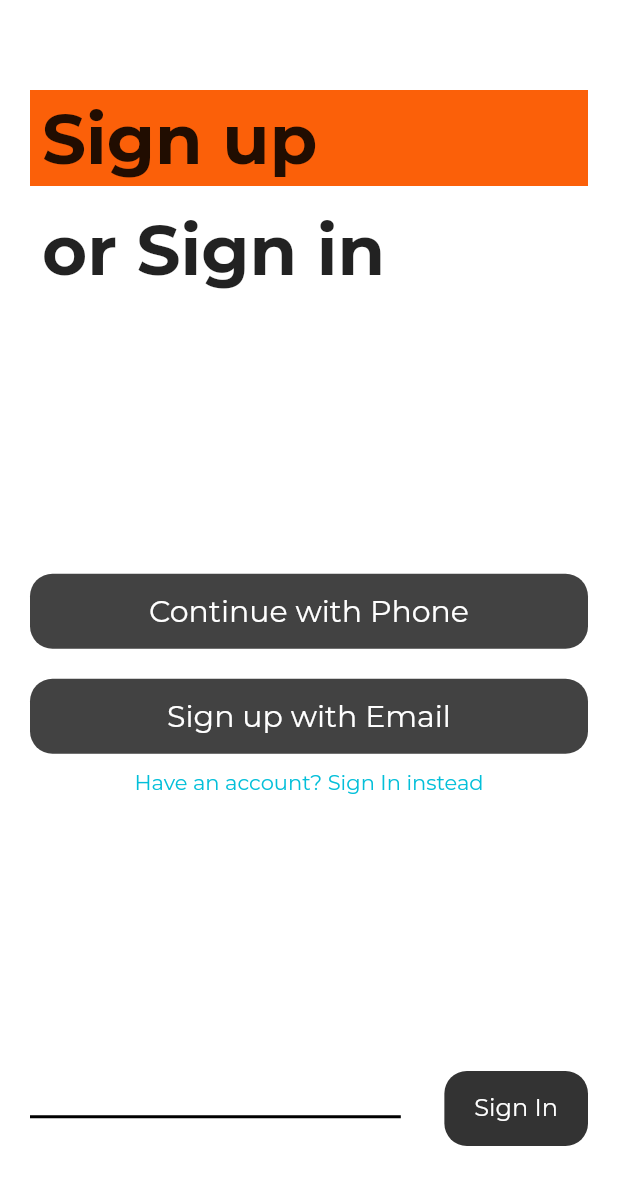
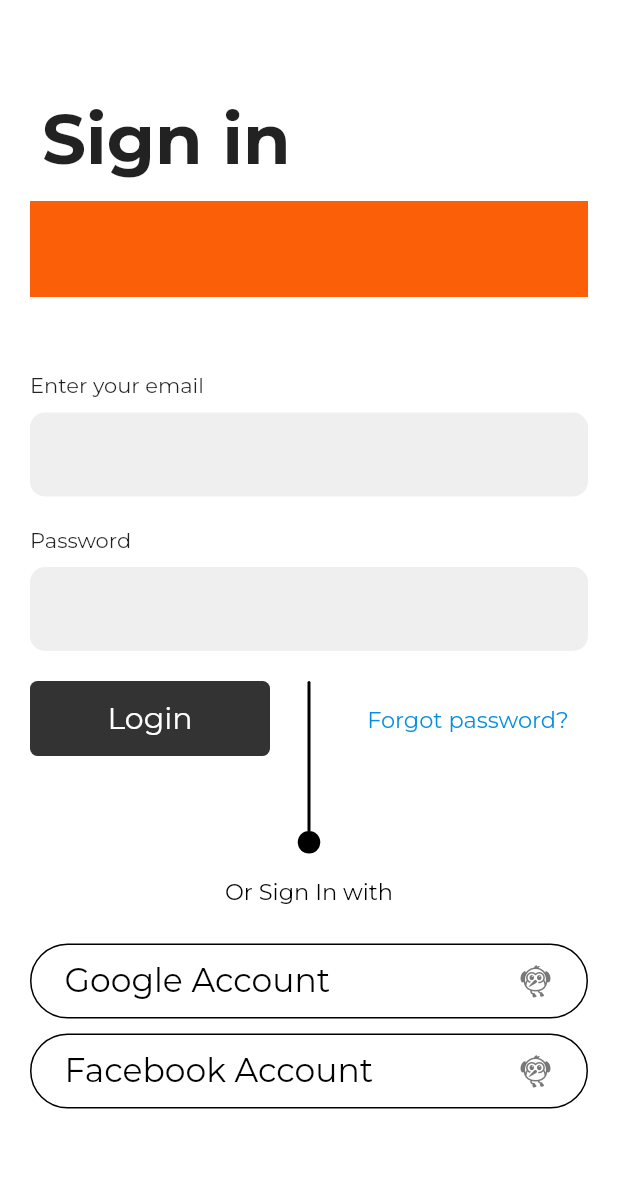
Before and after one commit to abdisaongithub/dating_app, a Flutter app: the SignUpOrSignInScreen screen opened by its route, after a tap on "Sign In", on a phone screen of 412 x 824 dp. Shown: the top 1185 px of the screen. Run offline on Flutter 3.47's test engine with Material 2 defaults, Android fonts, the phone set to English and light mode, and no system bars; our stand-ins replace dio, firebase_auth, firebase_core, firebase_messaging, flutter_bloc, flutter_dotenv and 11 more; missing offline and left inert: universal_html, workmanager; accounts and stored records are empty.

Commit message:
added dign in screen

```diff
--- a/lib/app.dart
+++ b/lib/app.dart
@@ -8,6 +8,7 @@ import 'package:get_it/get_it.dart';
 import 'package:provider/provider.dart';
 import 'package:shared_preferences/shared_preferences.dart';
 import 'common/language/language_cubit.dart';
+import 'features/auth/sign_in_screen.dart';
 import 'features/onboarding_screen.dart';
 import 'features/splash_screen.dart';
 import 'network/client.dart';
@@ -96,6 +97,7 @@ class _DatingAppState extends State<DatingApp> {
               SignUpOrSignInScreen.id: (context) => const SignUpOrSignInScreen(),
               SignUpWithEmailScreen.id: (context) => const SignUpWithEmailScreen(),
               SignUpWithPhoneScreen.id: (context) => const SignUpWithPhoneScreen(),
+              SignInScreen.id: (context) => const SignInScreen(),
             },
             locale: state,
             localizationsDelegates: const [
--- /dev/null
+++ b/lib/features/auth/sign_in_screen.dart
@@ -0,0 +1,261 @@
+import 'package:flutter/material.dart';
+
+import '../../common/widgets/big_text.dart';
+
+class SignInScreen extends StatefulWidget {
+  static String id = 'SignInScreen';
+  const SignInScreen({Key? key}) : super(key: key);
+
+  @override
+  _SignInScreenState createState() => _SignInScreenState();
+}
+
+class _SignInScreenState extends State<SignInScreen> {
+  TextEditingController emailController = TextEditingController();
+
+  @override
+  Widget build(BuildContext context) {
+    return Scaffold(
+      body: SingleChildScrollView(
+        scrollDirection: Axis.vertical,
+        child: Container(
+          width: MediaQuery.sizeOf(context).width,
+          height: MediaQuery.sizeOf(context).height,
+          padding: const EdgeInsets.symmetric(
+            horizontal: 20,
+            vertical: 10,
+          ),
+          child: Column(
+            mainAxisAlignment: MainAxisAlignment.start,
+            crossAxisAlignment: CrossAxisAlignment.start,
+            children: [
+              const SizedBox(height: 50),
+              const BigText(
+                text: 'Sign in',
+                fontSize: 46,
+                orangeBackground: false,
+              ),
+              const SizedBox(height: 10),
+              const BigText(
+                text: '',
+                fontSize: 46,
+                // orangeBackground: false,
+              ),
+              const SizedBox(height: 50),
+              const Text('Enter your email'),
+              const SizedBox(height: 10),
+              Container(
+                padding: const EdgeInsets.symmetric(
+                  horizontal: 12,
+                  vertical: 4,
+                ),
+                decoration: BoxDecoration(
+                  color: const Color.fromRGBO(195, 195, 195, 0.27),
+                  borderRadius: BorderRadius.circular(10),
+                ),
+                child: TextFormField(
+                  controller: emailController,
+                  decoration: const InputDecoration(
+                    border: InputBorder.none,
+                  ),
+                ),
+              ),
+              const SizedBox(height: 20),
+              const Text('Password'),
+              const SizedBox(height: 10),
+              Container(
+                padding: const EdgeInsets.symmetric(
+                  horizontal: 12,
+                  vertical: 4,
+                ),
+                decoration: BoxDecoration(
+                  color: const Color.fromRGBO(195, 195, 195, 0.27),
+                  borderRadius: BorderRadius.circular(10),
+                ),
+                child: TextFormField(
+                  controller: emailController,
+                  obscureText: true,
+                  decoration: const InputDecoration(
+                    border: InputBorder.none,
+                  ),
+                ),
+              ),
+              const SizedBox(height: 20),
+              Row(
+                crossAxisAlignment: CrossAxisAlignment.start,
+                mainAxisAlignment: MainAxisAlignment.spaceBetween,
+                children: [
+                  Container(
+                    width: 160,
+                    height: 50,
+                    padding: const EdgeInsets.symmetric(
+                      horizontal: 12,
+                      vertical: 4,
+                    ),
+                    decoration: BoxDecoration(
+                      color: const Color.fromRGBO(0, 0, 0, 0.8),
+                      borderRadius: BorderRadius.circular(5),
+                    ),
+                    child: const Center(
+                      child: Text(
+                        'Login',
+                        style: TextStyle(
+                          color: Colors.white,
+                          fontSize: 20,
+                        ),
+                      ),
+                    ),
+                  ),
+                  Column(
+                    mainAxisAlignment: MainAxisAlignment.start,
+                    crossAxisAlignment: CrossAxisAlignment.center,
+                    children: <Widget>[
+                      Center(
+                        child: AnimatedContainer(
+                          width: 2,
+                          height: 100,
+                          decoration: const BoxDecoration(
+                            color: Colors.black,
+                            borderRadius: BorderRadius.only(
+                              topLeft: Radius.circular(20),
+                              topRight: Radius.circular(20),
+                            ),
+                          ),
+                          duration: const Duration(
+                            milliseconds: 300,
+                          ),
+                        ),
+                      ),
+                      Center(
+                        child: AnimatedContainer(
+                          width: 15,
+                          height: 15,
+                          decoration: BoxDecoration(
+                            color: Colors.black,
+                            borderRadius: BorderRadius.circular(20),
+                          ),
+                          duration: const Duration(
+                            milliseconds: 300,
+                          ),
+                        ),
+                      ),
+                    ],
+                  ),
+                  Container(
+                    width: 160,
+                    height: 50,
+                    padding: const EdgeInsets.symmetric(
+                      horizontal: 12,
+                      vertical: 4,
+                    ),
+                    decoration: const BoxDecoration(
+                      // color: Color.fromRGBO(0, 0, 0, 0.8),
+                      // borderRadius: BorderRadius.circular(5),
+                    ),
+                    child: const Center(
+                      child: Text(
+                        'Forgot password?',
+                        style: TextStyle(
+                          color: Color(0xFF058FDD),
+                          fontSize: 15,
+                        ),
+                      ),
+                    ),
+                  ),
+                ],
+              ),
+              const SizedBox(height: 0),
+              Center(
+                child: Container(
+                  width: 160,
+                  height: 50,
+                  padding: const EdgeInsets.symmetric(
+                    horizontal: 12,
+                    vertical: 4,
+                  ),
+                  decoration: const BoxDecoration(
+                    // color: Color.fromRGBO(0, 0, 0, 0.8),
+                    // borderRadius: BorderRadius.circular(5),
+                  ),
+                  child: const Center(
+                    child: Text(
+                      'Or Sign In with',
+                      style: TextStyle(
+                        color: Colors.black,
+                        fontSize: 15,
+                      ),
+                    ),
+                  ),
+                ),
+              ),
+              const SizedBox(height: 10),
+              Center(
+                child: Container(
+                  // width: 160,
+                  height: 50,
+                  padding: const EdgeInsets.symmetric(
+                    horizontal: 12,
+                    vertical: 4,
+                  ),
+                  decoration: BoxDecoration(
+                    // color: Color.fromRGBO(0, 0, 0, 0.8),
+                    borderRadius: BorderRadius.circular(50),
+                    border: Border.all(color: Colors.black),
+                  ),
+                  child: const Row(
+                    mainAxisAlignment: MainAxisAlignment.spaceBetween,
+                    children: [
+                      SizedBox(width: 10,),
+                      Text(
+                        'Google Account',
+                        style: TextStyle(
+                          color: Colors.black,
+                          fontSize: 22,
+                        ),
+                      ),
+                      Expanded(child: SizedBox(),),
+                      Icon(Icons.flutter_dash,),
+                      SizedBox(width: 10,),
+                    ],
+                  ),
+                ),
+              ),
+              const SizedBox(height: 10),
+              Center(
+                child: Container(
+                  // width: 160,
+                  height: 50,
+                  padding: const EdgeInsets.symmetric(
+                    horizontal: 12,
+                    vertical: 4,
+                  ),
+                  decoration: BoxDecoration(
+                    // color: Color.fromRGBO(0, 0, 0, 0.8),
+                    borderRadius: BorderRadius.circular(50),
+                    border: Border.all(color: Colors.black),
+                  ),
+                  child: const Row(
+                    mainAxisAlignment: MainAxisAlignment.spaceBetween,
+                    children: [
+                      SizedBox(width: 10,),
+                      Text(
+                        'Facebook Account',
+                        style: TextStyle(
+                          color: Colors.black,
+                          fontSize: 22,
+                        ),
+                      ),
+                      Expanded(child: SizedBox(),),
+                      Icon(Icons.flutter_dash,), // TODO: add icons_plus package and replace with brand logos
+                      SizedBox(width: 10,),
+                    ],
+                  ),
+                ),
+              ),
+            ],
+          ),
+        ),
+      ),
+    );
+  }
+}
--- a/lib/features/auth/sign_up_or_sign_in_screen.dart
+++ b/lib/features/auth/sign_up_or_sign_in_screen.dart
@@ -2,6 +2,8 @@ import 'package:dating_app/common/widgets/big_text.dart';
 import 'package:dating_app/features/auth/sign_up_with_email_screen.dart';
 import 'package:dating_app/features/auth/sign_up_with_phone_screen.dart';
 import 'package:flutter/material.dart';
+
+import 'sign_in_screen.dart';
 
 class SignUpOrSignInScreen extends StatefulWidget {
   static String id = 'SignUpScreen';
@@ -153,7 +155,7 @@ class _SignUpOrSignInScreenState extends State<SignUpOrSignInScreen> {
                   ),
                   InkWell(
                     onTap: (){
-                      // Navigator.pushNamed(context, SignInScreen.id);
+                      Navigator.pushNamed(context, SignInScreen.id);
                     },
                     child: Container(
                       // width: 160,
@@ -216,6 +218,10 @@ class OtpCodeInputField extends StatelessWidget {
             counter: null,
             counterText: "",
           ),
+          textAlign: TextAlign.center,
+          style: const TextStyle(
+            fontSize: 18,
+          ),
           maxLength: 1,
           // maxLengthEnforcement: MaxLengthEnforcement.enforced,
           keyboardType: TextInputType.number,
--- a/lib/features/auth/sign_up_with_phone_screen.dart
+++ b/lib/features/auth/sign_up_with_phone_screen.dart
@@ -294,7 +294,7 @@ class PhoneNumberInputField extends StatelessWidget {
   @override
   Widget build(BuildContext context) {
     return Container(
-      width: 18,
+      width: 20,
       padding: const EdgeInsets.symmetric(
         horizontal: 2,
         vertical: 0,
@@ -310,10 +310,16 @@ class PhoneNumberInputField extends StatelessWidget {
             // border: InputBorder.,
             counter: null,
             counterText: "",
+            contentPadding: EdgeInsets.symmetric(vertical: 0, horizontal: 0),
+            // constraints: BoxConstraints(maxHeight: 40),
+          ),
+          style: const TextStyle(
+            fontSize: 18,
           ),
           maxLength: 1,
           // maxLengthEnforcement: MaxLengthEnforcement.enforced,
           keyboardType: TextInputType.number,
+          textAlign: TextAlign.center,
         ),
       ),
     );
```
Also changed, not shown: 1 other file.
